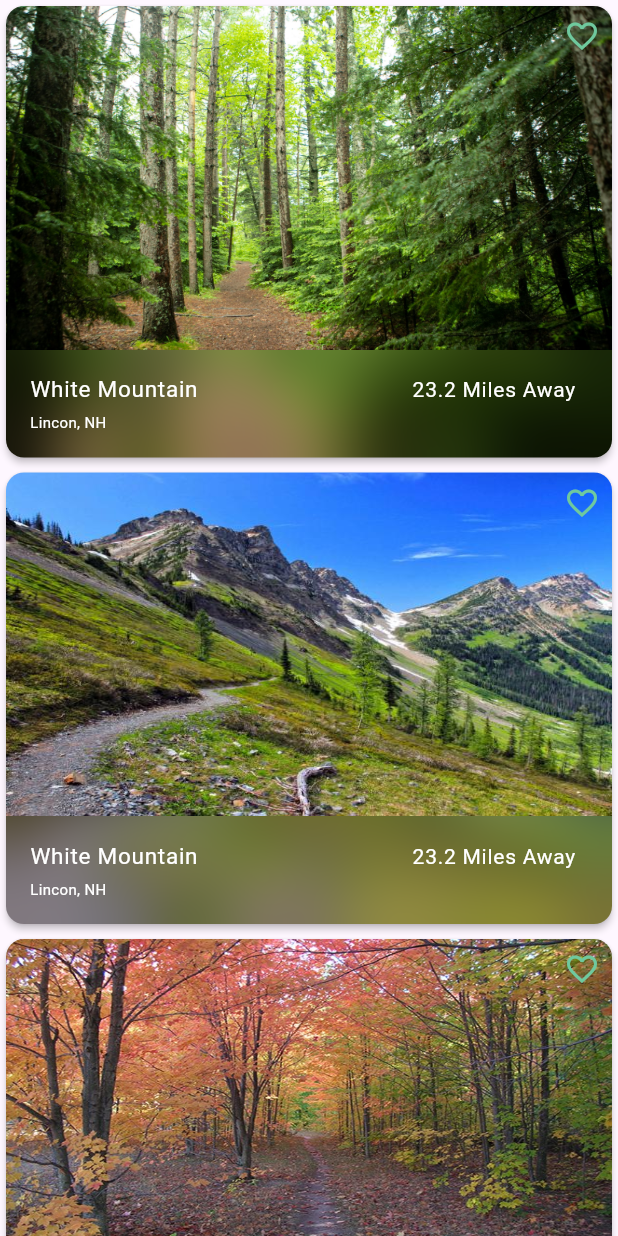
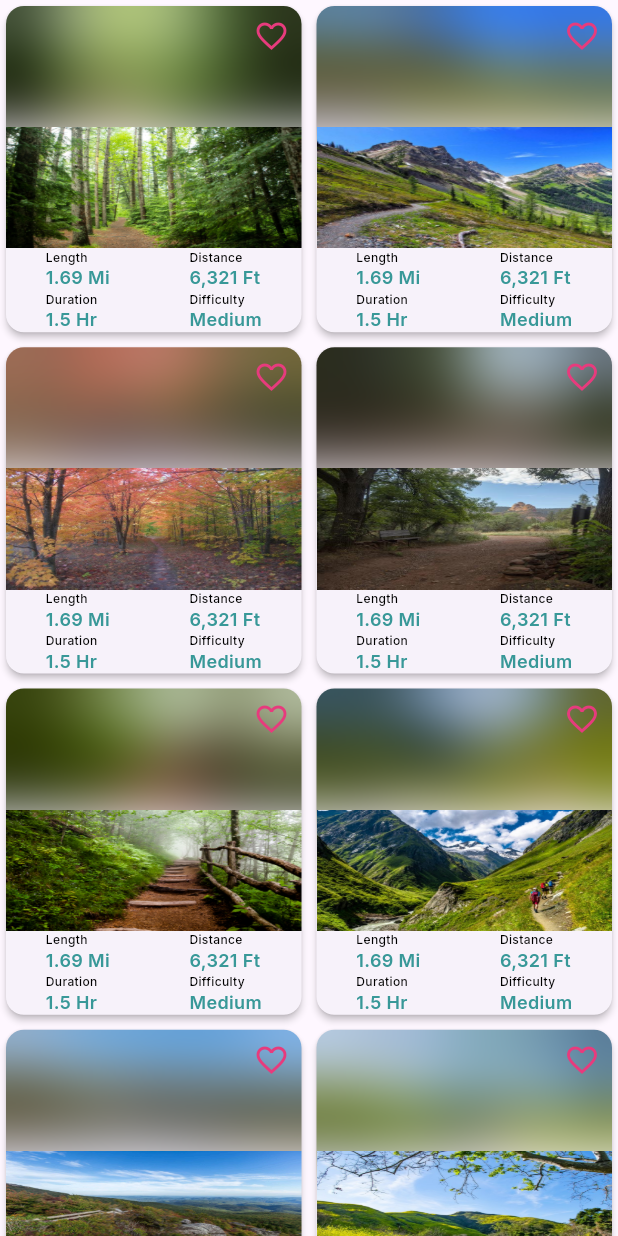
Before and after one commit to Mr-Hamburger/trail_x_frontend_1, a Flutter app: the FypHikingCards widget shown alone on an empty page, opened directly, on a phone screen of 412 x 824 dp. Run offline on Flutter 3.47's test engine with Material 3 defaults, Android fonts, the phone set to English and light mode, and no system bars; our stand-ins replace google_fonts, hexcolor; missing offline and left inert: flutter_swipe_button.

Commit message:
Seventh Commit 10_07_24

```diff
--- a/lib/const/colors.dart
+++ b/lib/const/colors.dart
@@ -11,3 +11,4 @@ final Color loginTextColor = HexColor("#454545");
 final Color loginGreenColor = HexColor("#389898");
 final Color loginSecondaryTextColor = HexColor("#828282");
 final Color preferenceCreationQuestionsFillColor = HexColor('#389898');
+final Color likedColor = HexColor('E73B7D');
--- a/lib/screens/explore/fyp_screens/fyp_hiking.dart
+++ b/lib/screens/explore/fyp_screens/fyp_hiking.dart
@@ -1,6 +1,8 @@
 import 'dart:ui';
 
 import 'package:flutter/material.dart';
+import 'package:google_fonts/google_fonts.dart';
+import 'package:trailx_app/const/colors.dart';
 
 class FypHikingCards extends StatefulWidget {
   const FypHikingCards({super.key});
@@ -23,13 +25,14 @@ class _FypHikingCards extends State<FypHikingCards> {
   ];
   final List<bool> liked = List<bool>.filled(8, false);
 
+  @override
   Widget build(BuildContext context) {
     return GridView.builder(
       gridDelegate: const SliverGridDelegateWithFixedCrossAxisCount(
-        crossAxisCount: 1,
+        crossAxisCount: 2,
         crossAxisSpacing: 2.0,
         mainAxisSpacing: 2.0,
-        childAspectRatio: 4 / 3,
+        childAspectRatio: 2 / 2.2,
       ),
       itemCount: 8,
       itemBuilder: (context, index) {
@@ -39,15 +42,6 @@ class _FypHikingCards extends State<FypHikingCards> {
               Card(
                 clipBehavior: Clip.antiAliasWithSaveLayer,
                 elevation: 2,
-                child: Container(
-                  decoration: BoxDecoration(
-                      image: DecorationImage(
-                          image: AssetImage(
-                            imagePaths[index],
-                          ),
-                          fit: BoxFit.cover)),
-                  child: BackdropFilter(
-                    filter: ImageFilter.blur(sigmaX: 20, sigmaY: 20),
                 child: Column(
                   mainAxisSize: MainAxisSize.min,
                   children: <Widget>[
@@ -60,39 +54,112 @@ class _FypHikingCards extends State<FypHikingCards> {
                         width: double.infinity,
                       ),
                     ),
-                        const ListTile(
-                          textColor: Colors.white,
-                          title: Row(
-                              mainAxisAlignment: MainAxisAlignment.spaceBetween,
+                    Expanded(
+                      flex: 2,
+                      child: BackdropFilter(
+                        filter: ImageFilter.blur(sigmaX: 20, sigmaY: 20),
+                        child: Image.asset(
+                          imagePaths[index],
+                          fit: BoxFit.fill,
+                          //fill the width to the width of the card
+                          width: double.infinity,
+                        ),
+                      ),
+                    ),
+                    Row(
+                      mainAxisAlignment: MainAxisAlignment.spaceAround,
                       children: [
-                                Flexible(
-                                  child: Text("White Mountain",
-                                      style: TextStyle(fontSize: 15)),
+                        SizedBox(
+                          child: Row(children: [
+                            Column(
+                              //LEFT HAND TEXT IN TRAIL DESCRIPTION
+                              crossAxisAlignment: CrossAxisAlignment.start,
+                              children: [
+                                Text(
+                                  "Length",
+                                  style: GoogleFonts.getFont('Inter',
+                                      color: Colors.black,
+                                      fontSize: 8,
+                                      fontWeight: FontWeight.w500),
                                 ),
-                                Flexible(
-                                  child: Text(
-                                    "23.2 Miles Away",
-                                    textAlign: TextAlign.right,
-                                    style: TextStyle(fontSize: 14),
+                                Text(
+                                  textAlign: TextAlign.left,
+                                  "1.69 Mi",
+                                  style: GoogleFonts.getFont('Inter',
+                                      color: loginGreenColor,
+                                      fontSize: 12,
+                                      fontWeight: FontWeight.w600),
                                 ),
-                                )
-                              ]),
-                          subtitle: Text(
+                                Text(
                                   textAlign: TextAlign.left,
-                            "Lincon, NH",
-                            style: TextStyle(fontSize: 10),
+                                  "Duration",
+                                  style: GoogleFonts.getFont('Inter',
+                                      color: Colors.black,
+                                      fontSize: 8,
+                                      fontWeight: FontWeight.w500),
                                 ),
+                                Text(
+                                  textAlign: TextAlign.left,
+                                  "1.5 Hr",
+                                  style: GoogleFonts.getFont('Inter',
+                                      color: loginGreenColor,
+                                      fontSize: 12,
+                                      fontWeight: FontWeight.w600),
                                 ),
                               ],
                             ),
+                          ]),
                         ),
+                        SizedBox(
+                          child: Column(
+                            //RIGHT HAND TEXT IN TRAIL DESCRIPTION
+                            crossAxisAlignment: CrossAxisAlignment.start,
+                            children: [
+                              Text(
+                                textAlign: TextAlign.right,
+                                "Distance",
+                                style: GoogleFonts.getFont('Inter',
+                                    color: Colors.black,
+                                    fontSize: 8,
+                                    fontWeight: FontWeight.w500),
+                              ),
+                              Text(
+                                textAlign: TextAlign.right,
+                                "6,321 Ft",
+                                style: GoogleFonts.getFont('Inter',
+                                    color: loginGreenColor,
+                                    fontSize: 12,
+                                    fontWeight: FontWeight.w600),
+                              ),
+                              Text(
+                                textAlign: TextAlign.right,
+                                "Difficulty",
+                                style: GoogleFonts.getFont('Inter',
+                                    color: Colors.black,
+                                    fontSize: 8,
+                                    fontWeight: FontWeight.w500),
+                              ),
+                              Text(
+                                textAlign: TextAlign.right,
+                                "Medium",
+                                style: GoogleFonts.getFont('Inter',
+                                    color: loginGreenColor,
+                                    fontSize: 12,
+                                    fontWeight: FontWeight.w600),
+                              ),
+                            ],
+                          ),
+                        )
+                      ],
+                    )
+                  ],
                 ),
               ),
               Positioned(
                 top: 0,
                 right: 0,
                 child: IconButton(
-                  color: const Color.fromARGB(255, 111, 201, 158),
+                  color: likedColor,
                   icon: liked[index]
                       ? const Icon(Icons.favorite)
                       : const Icon(
@@ -104,7 +171,7 @@ class _FypHikingCards extends State<FypHikingCards> {
                     });
                   },
                 ),
-              )
+              ),
             ],
           ),
         );
```
Also changed, not shown: 2 other files. Lines whose indentation alone changed are shown as unchanged.
